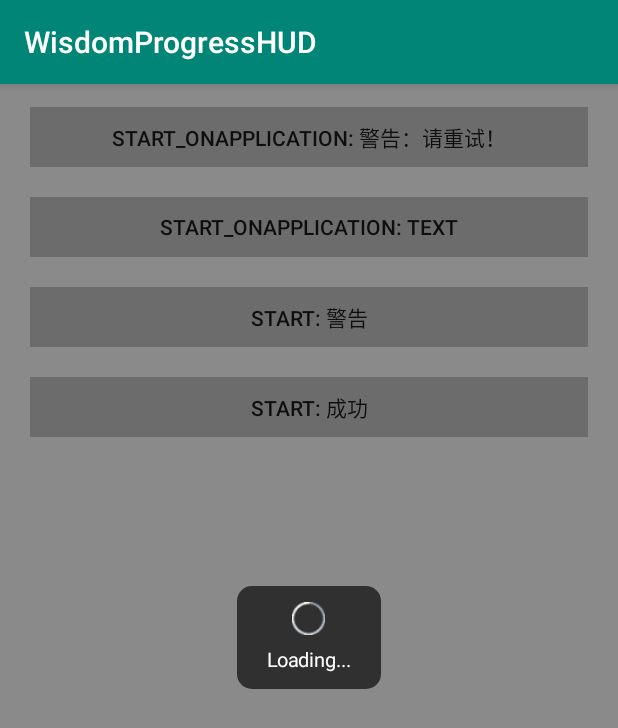
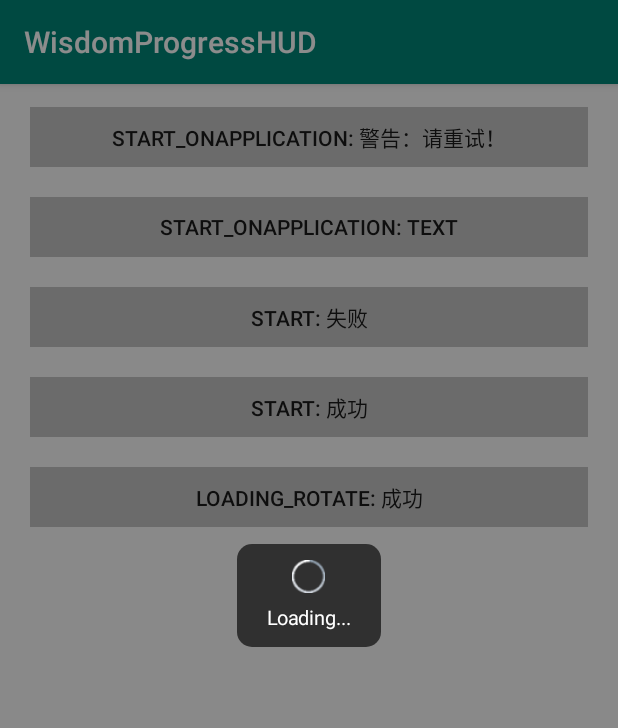
Before and after one commit to tangjianfengVS/WisdomProgressHUD, an Android app: the screen it shows after launch (MainActivity), after a tap on "START_ONAPPLICATION: 警告：请重试！", on a phone screen of 412 x 824 dp. Shown: the top 728 px of the screen. Run offline under Robolectric (Android 15) with nearby library versions, the phone set to English and light mode, and no system bars.

Commit message:
add Loading_Rotate

```diff
--- a/app/src/main/res/layout/activity_main.xml
+++ b/app/src/main/res/layout/activity_main.xml
@@ -44,7 +44,7 @@
             android:id="@+id/activity_main_three_button"
             android:layout_width="match_parent"
             android:layout_height="40dp"
-            android:text="start: 警告"
+            android:text="start: 失败"
             android:stateListAnimator="@null"
             android:background="@color/cardview_shadow_start_color"
 
@@ -67,6 +67,20 @@
             android:layout_marginLeft="20dp"
             android:layout_marginRight="20dp"/>
 
+
+        <Button
+            android:id="@+id/activity_main_five_button"
+            android:layout_width="match_parent"
+            android:layout_height="40dp"
+            android:text="Loading_Rotate: 成功"
+            android:stateListAnimator="@null"
+            android:background="@color/cardview_shadow_start_color"
+
+            android:layout_below="@+id/activity_main_four_button"
+            android:layout_marginTop="20dp"
+            android:layout_marginLeft="20dp"
+            android:layout_marginRight="20dp"/>
+
     </RelativeLayout>
 
 </android.support.constraint.ConstraintLayout>
--- a/wisdomprogresshud/src/main/java/com/example/jianfeng/wisdomprogresshud/WisdomHUDHintView.java
+++ b/wisdomprogresshud/src/main/java/com/example/jianfeng/wisdomprogresshud/WisdomHUDHintView.java
@@ -8,7 +8,6 @@ import android.graphics.Rect;
 import android.graphics.Typeface;
 import android.util.TypedValue;
 import android.view.Gravity;
-import android.view.View;
 import android.view.animation.Animation;
 import android.view.animation.AnimationUtils;
 import android.view.animation.LinearInterpolator;
@@ -121,20 +120,12 @@ class WisdomHUDHintView extends RelativeLayout {
         imageLayoutParams.bottomMargin = screenUtils.dip2px(getContext(), TextImageEdgeDistance);
         addView(mImageView, imageLayoutParams);
 
-        if (CurrentHUDStyleState == WisdomHUDStyleStatus.WisdomHUDStyle_White){
-            mHudRoundView.setBackgroundColor(0xA6ffffff);
-            mTextView.setTextColor(Color.parseColor("#000000"));
-        }else if (CurrentHUDStyleState == WisdomHUDStyleStatus.WisdomHUDStyle_Black){
-            mHudRoundView.setBackgroundColor(0xA6000000);
-            mTextView.setTextColor(Color.parseColor("#ffffff"));
-        }else {
-            mHudRoundView.setBackgroundColor(0xA6000000);
-            mTextView.setTextColor(Color.parseColor("#ffffff"));
-        }
+        setItemColor();
     }
 
 
     public void update(int showState, String text){
+        setItemColor();
 
         int size = CurrentHUDTextSize;
         if (size > TextMaxSize){
@@ -200,6 +191,18 @@ class WisdomHUDHintView extends RelativeLayout {
                 mImageView.setImageResource(R.mipmap.wisdom_loading);
                 mImageView.setLayoutParams(imageLayoutParams);
                 break;
+            case WisdomHUDStatus.Loading_Rotate:
+                imageAnimation();
+                imageLayoutParams.width = screenUtils.dip2px(getContext(), BaseImageSize);
+                imageLayoutParams.height = screenUtils.dip2px(getContext(), BaseImageSize);
+                imageLayoutParams.bottomMargin = screenUtils.dip2px(getContext(), TextImageEdgeDistance);
+
+                mImageView.setImageResource(R.mipmap.wisdom_loading);
+                mImageView.setLayoutParams(imageLayoutParams);
+
+                mTextView.setTextColor(Color.parseColor("#00000000"));
+                mHudRoundView.setBackgroundColor(0x00ffffff);
+                break;
             default:
                 mImageView.clearAnimation();
                 imageLayoutParams.width = 0;
@@ -207,6 +210,20 @@ class WisdomHUDHintView extends RelativeLayout {
                 imageLayoutParams.bottomMargin = 0;
                 mImageView.setLayoutParams(imageLayoutParams);
                 break;
+        }
+    }
+
+
+    private void setItemColor(){
+        if (CurrentHUDStyleState == WisdomHUDStyleStatus.WisdomHUDStyle_White){
+            mHudRoundView.setBackgroundColor(0xA6ffffff);
+            mTextView.setTextColor(Color.parseColor("#000000"));
+        }else if (CurrentHUDStyleState == WisdomHUDStyleStatus.WisdomHUDStyle_Black){
+            mHudRoundView.setBackgroundColor(0xA6000000);
+            mTextView.setTextColor(Color.parseColor("#ffffff"));
+        }else {
+            mHudRoundView.setBackgroundColor(0xA6000000);
+            mTextView.setTextColor(Color.parseColor("#ffffff"));
         }
     }
 
--- a/wisdomprogresshud/src/main/java/com/example/jianfeng/wisdomprogresshud/WisdomHUDManager.java
+++ b/wisdomprogresshud/src/main/java/com/example/jianfeng/wisdomprogresshud/WisdomHUDManager.java
@@ -14,7 +14,7 @@ import java.util.TimerTask;
 import static com.example.jianfeng.wisdomprogresshud.WisdomProgressHUD.CurrentHUDShowTime;
 
 
-public class WisdomHUDManager {
+class WisdomHUDManager {
 
     @WisdomHUDStatus.HUDStatus
     private int showState = WisdomHUDStatus.Text;
```
Also changed, not shown: app/src/main/java/com/example/jianfeng/wisdomprogresshud/MainActivity.java (+24 -16 lines), wisdomprogresshud/src/main/java/com/example/jianfeng/wisdomprogresshud/WisdomHUDStatus.java (+9 -1 lines).
